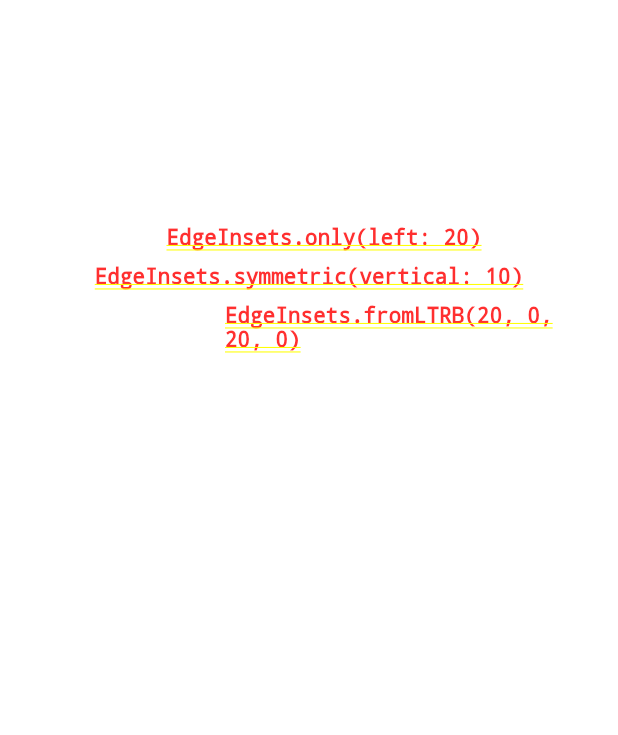
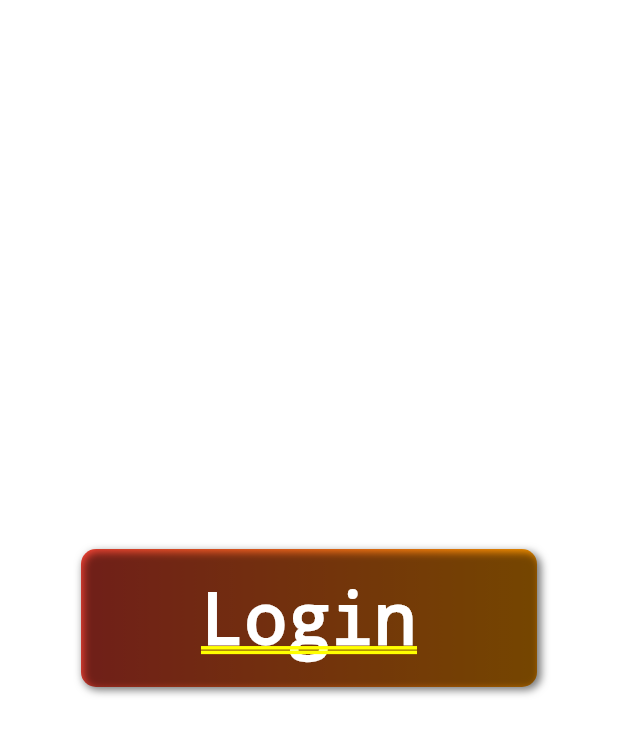
Before and after one commit to LeeWongSnail/FlutterLearning, a Flutter app: the screen it shows after launch, on a phone screen of 412 x 824 dp. Shown: the top 735 px of the screen. Run offline on Flutter 3.47's test engine with Material 2 defaults, Android fonts, the phone set to English and light mode, and no system bars.

Commit message:
[comments]：更新decorationBox的学习 [jira_id]：none [version]：

```diff
--- a/Demo/flutterui/lib/main.dart
+++ b/Demo/flutterui/lib/main.dart
@@ -25,25 +25,35 @@ class MyApp extends StatelessWidget {
         // is not restarted.
         primarySwatch: Colors.blue,
       ),
-      home: const PaddingTestRoute(),
+      home: DecoratedBoxDemo(),
     );
   }
 }
 
-class PaddingTestRoute extends StatelessWidget {
-  const PaddingTestRoute({Key? key}) : super(key: key);
-
+class DecoratedBoxDemo extends StatelessWidget {
   @override
   Widget build(BuildContext context) {
-    return Padding(padding: EdgeInsets.only(top: 150),
-      child: Column(
-        crossAxisAlignment: CrossAxisAlignment.center,
-        mainAxisSize: MainAxisSize.min,
-        children: [
-          Padding(padding: EdgeInsets.only(left: 20), child: Text('EdgeInsets.only(left: 20)', style: TextStyle(fontSize: 14),),),
-          Padding(padding: EdgeInsets.symmetric(vertical: 10), child: Text('EdgeInsets.symmetric(vertical: 10)', style: TextStyle(fontSize: 14)),),
-          Padding(padding: EdgeInsets.fromLTRB(150, 0, 20, 0),child: Text('EdgeInsets.fromLTRB(20, 0, 20, 0)', style: TextStyle(fontSize: 14)),)
-        ],
+    return Center(
+      child: DecoratedBox(
+        decoration: BoxDecoration(
+          // 背景渐变
+          gradient: LinearGradient(colors: [Colors.red, Colors.orange]),
+          // 3像素圆角
+          borderRadius: BorderRadius.circular(10.0),
+          shape: BoxShape.rectangle,
+          backgroundBlendMode: BlendMode.darken,
+          boxShadow: [
+            BoxShadow(
+              color: Colors.black54,
+              offset: Offset(2.0, 2.0),
+              blurRadius: 4.0,
+            )
+          ],
+        ),
+        child: Padding(
+          padding: EdgeInsets.symmetric(horizontal: 80.0, vertical: 18.0),
+          child: Text('Login', style: TextStyle(color: Colors.white)),
+        ),
       ),
     );
   }
```
Also changed, not shown: Demo/flutterui/lib/flutterui_padding.dart (added, +19 -0 lines), res/flutterui_decorationbox.png (added), 1 other file.
